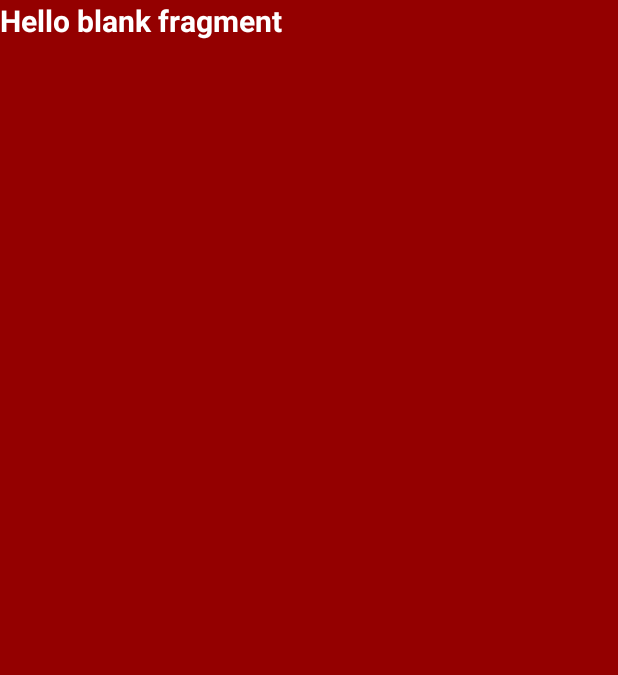
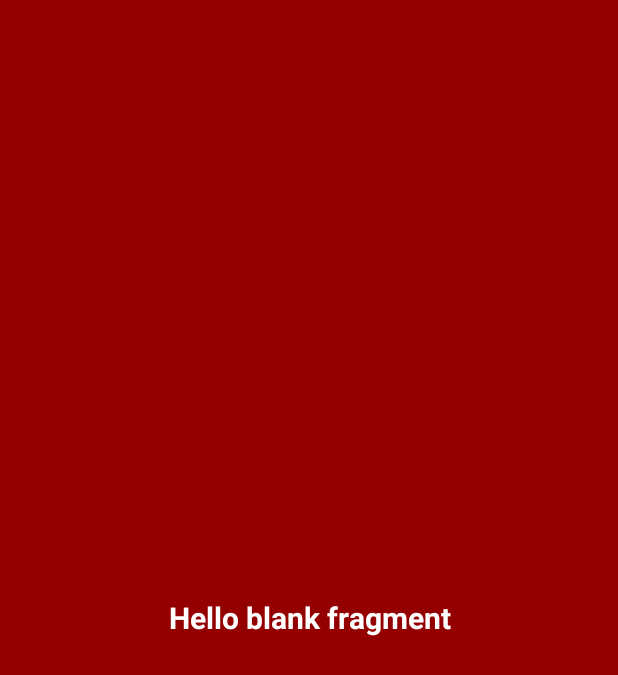
Before and after one commit to LucasDiasTavares/ImcTavares, an Android app: the fragment HistoricoFragment shown on its own in the app's theme, on a phone screen of 412 x 824 dp. Shown: the top 675 px of the screen. Run offline under Robolectric (Android 15) with nearby library versions, the phone set to English and light mode, and no system bars.

Commit message:
Arrumando o btn_fragment

```diff
--- a/app/src/main/java/com/example/tavares/imctavares/MVP_Historico/HistoricoFragment.kt
+++ b/app/src/main/java/com/example/tavares/imctavares/MVP_Historico/Fragments/HistoricoFragment.kt
@@ -1,4 +1,4 @@
-package com.example.tavares.imctavares.MVP_Historico
+package com.example.tavares.imctavares.MVP_Historico.Fragments
 
 
 import android.os.Bundle
@@ -15,6 +15,4 @@ class HistoricoFragment : Fragment() {
                               savedInstanceState: Bundle?): View? {
         return inflater.inflate(R.layout.fragment_historico, container, false)
     }
-
-
 }
--- a/app/src/main/res/layout/fragment_historico.xml
+++ b/app/src/main/res/layout/fragment_historico.xml
@@ -3,7 +3,7 @@
     xmlns:tools="http://schemas.android.com/tools"
     android:layout_width="match_parent"
     android:layout_height="match_parent"
-    tools:context=".MVP_Historico.HistoricoFragment">
+    tools:context=".MVP_Historico.Fragments.HistoricoFragment">
 
     <TextView
         android:layout_width="match_parent"
@@ -12,6 +12,7 @@
         android:textColor="@color/colorWhite"
         android:textStyle="bold"
         android:textSize="20sp"
+        android:gravity="center"
         android:background="@color/colorDarkRed"/>
 
 </FrameLayout>
```
Also changed, not shown: app/src/main/java/com/example/tavares/imctavares/MVP_Historico/View/HistoricoActivity.kt (+8 -9 lines).
